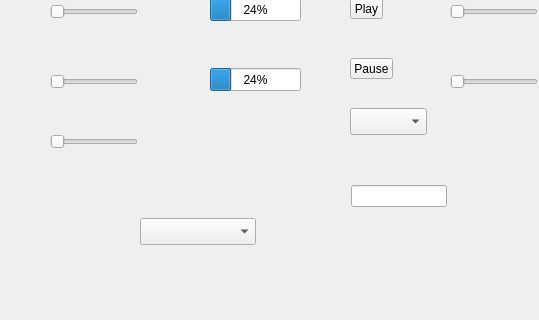
First picture: the form in gstvideo.ui, repository neithanmo/BitRiver, before the edit; both pictures show x 0 to 539 and y 512 to 832 of the 741 by 832 pixel window.
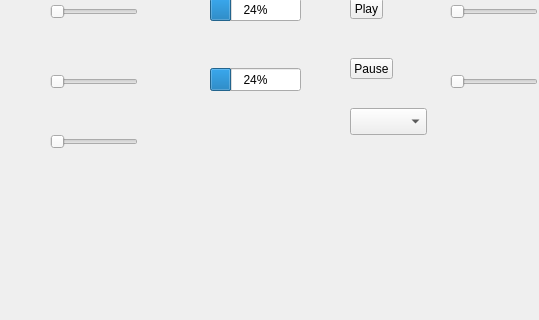
Second picture: the form after the edit.

Patch:
```diff
--- a/gstvideo.ui
+++ b/gstvideo.ui
@@ -218,31 +218,6 @@
     <enum>Qt::Horizontal</enum>
    </property>
   </widget>
-  <widget class="QComboBox" name="comboBox_2">
-   <property name="geometry">
-    <rect>
-     <x>140</x>
-     <y>730</y>
-     <width>116</width>
-     <height>27</height>
-    </rect>
-   </property>
-  </widget>
-  <widget class="QWidget" name="">
-   <property name="geometry">
-    <rect>
-     <x>340</x>
-     <y>680</y>
-     <width>118</width>
-     <height>56</height>
-    </rect>
-   </property>
-   <layout class="QVBoxLayout" name="verticalLayout">
-    <item>
-     <widget class="QLineEdit" name="lineEdit"/>
-    </item>
-   </layout>
-  </widget>
  </widget>
  <layoutdefault spacing="6" margin="11"/>
  <resources/>
```
